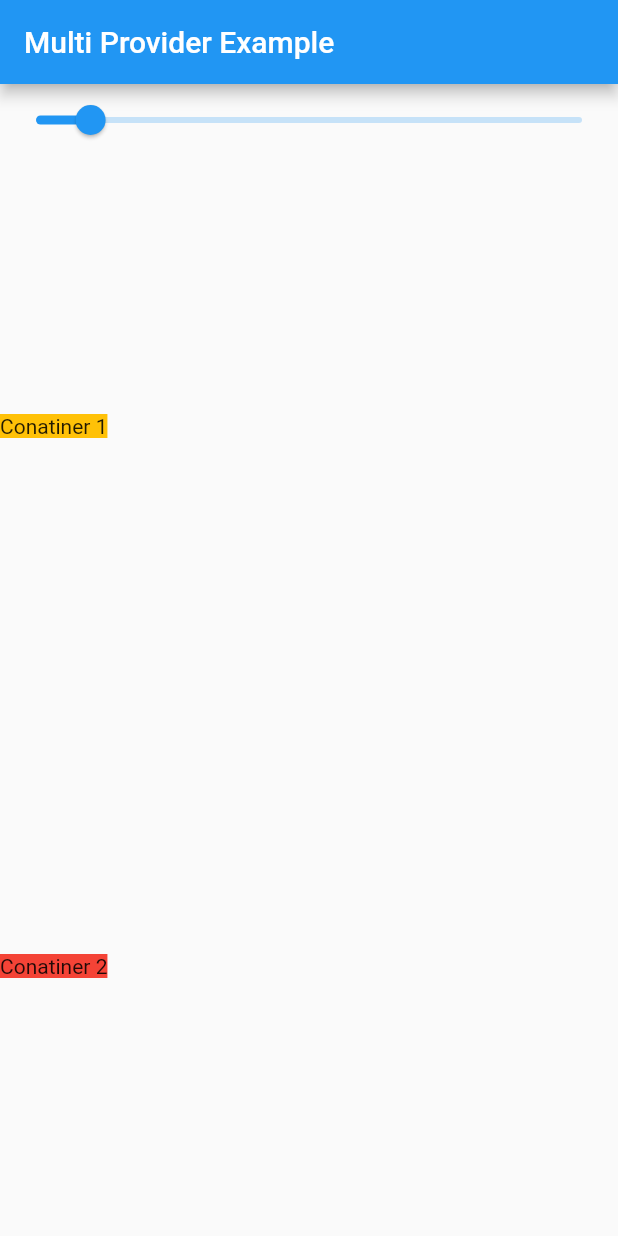
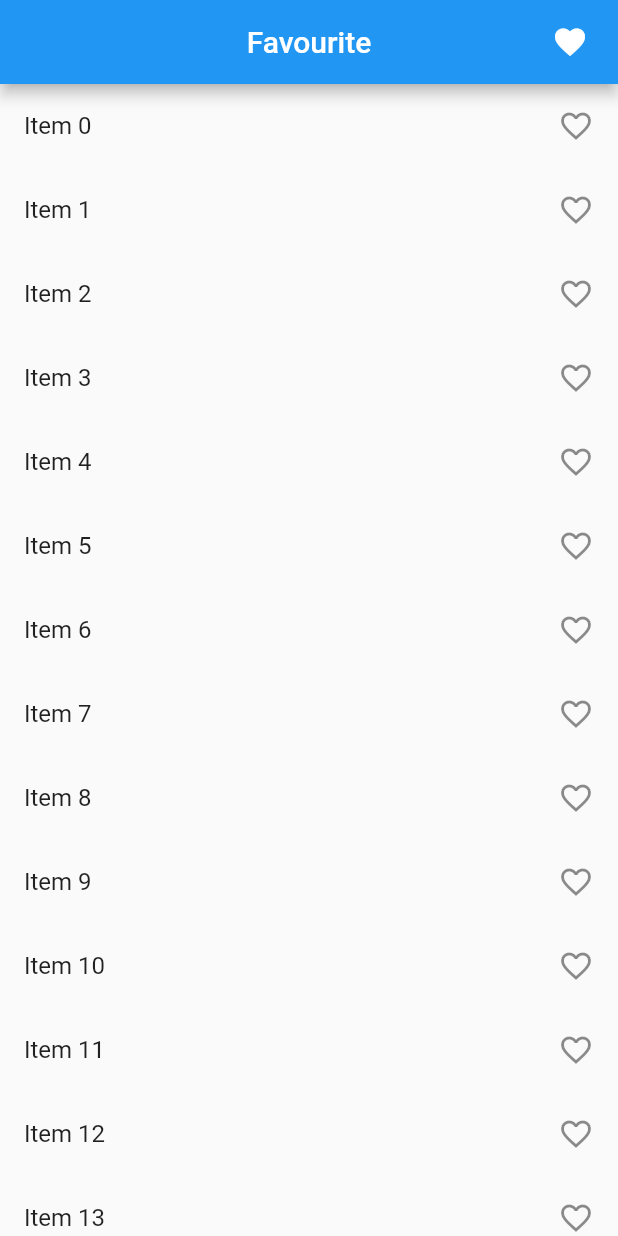
Before and after one commit to azix-khan/provider_practice, a Flutter app: the screen it shows after launch, on a phone screen of 412 x 824 dp. Run offline on Flutter 3.47's test engine with Material 2 defaults, Android fonts, the phone set to English and light mode, and no system bars.

Commit message:
favourite app with provider

```diff
--- a/lib/main.dart
+++ b/lib/main.dart
@@ -1,7 +1,9 @@
 import 'package:flutter/material.dart';
 import 'package:provider/provider.dart';
 import 'package:provider_practice/provider/count_provider.dart';
-import 'package:provider_practice/screens/example_one.dart';
+import 'package:provider_practice/provider/example_one_provider.dart';
+import 'package:provider_practice/provider/favourite_provider.dart';
+import 'package:provider_practice/screens/favourite/favourite_screen.dart';
 
 void main() {
   runApp(const MyApp());
@@ -12,15 +14,58 @@ class MyApp extends StatelessWidget {
 
   @override
   Widget build(BuildContext context) {
-    return ChangeNotifierProvider(
-      create: (_) => CountProvider(),
+    return MultiProvider(
+      providers: [
+        ChangeNotifierProvider(
+          create: (_) => CountProvider(),
+        ),
+        ChangeNotifierProvider(
+          create: (_) => ExampleOneProvider(),
+        ),
+        ChangeNotifierProvider(
+          create: (_) => FavouriteItemProvider(),
+        ),
+      ],
       child: MaterialApp(
         title: 'Provider Practice / Stateless widget',
         theme: ThemeData(
           primarySwatch: Colors.blue,
         ),
-        home: const ExampleOne(),
+        home: const FavouriteScreen(),
       ),
     );
   }
 }
+
+
+
+
+
+
+
+
+
+
+
+
+
+
+// ---------> For Single Provider
+
+// class MyApp extends StatelessWidget {
+//   const MyApp({super.key});
+
+//   @override
+//   Widget build(BuildContext context) {
+//     return ChangeNotifierProvider(
+//       create: (_) => CountProvider(),
+//       child: MaterialApp(
+//         title: 'Provider Practice / Stateless widget',
+//         theme: ThemeData(
+//           primarySwatch: Colors.blue,
+//         ),
+//         home: const ExampleOne(),
+//       ),
+//     );
+//   }
+// }
--- a/lib/provider/example_one_provider.dart
+++ b/lib/provider/example_one_provider.dart
@@ -0,0 +1,11 @@
+import 'package:flutter/foundation.dart';
+
+class ExampleOneProvider with ChangeNotifier {
+  double _value = 1.0;
+  double get value => _value;
+
+  void setValue(double val) {
+    _value = val;
+    notifyListeners();
+  }
+}
--- /dev/null
+++ b/lib/provider/favourite_provider.dart
@@ -0,0 +1,17 @@
+import 'package:flutter/foundation.dart';
+
+class FavouriteItemProvider with ChangeNotifier {
+  List<int> _selectedItem = [];
+
+  List<int> get selectedItem => _selectedItem;
+
+  void addItem(int value) {
+    _selectedItem.add(value);
+    notifyListeners();
+  }
+
+  void removeItem(int value) {
+    _selectedItem.remove(value);
+    notifyListeners();
+  }
+}
--- a/lib/screens/example_one.dart
+++ b/lib/screens/example_one.dart
@@ -1,4 +1,6 @@
 import 'package:flutter/material.dart';
+import 'package:provider/provider.dart';
+import 'package:provider_practice/provider/example_one_provider.dart';
 
 class ExampleOne extends StatefulWidget {
   const ExampleOne({super.key});
@@ -8,9 +10,10 @@ class ExampleOne extends StatefulWidget {
 }
 
 class _ExampleOneState extends State<ExampleOne> {
-  double value = 0.1;
   @override
   Widget build(BuildContext context) {
+    print('Build');
+
     return Scaffold(
       appBar: AppBar(
         title: const Text('Multi Provider Example'),
@@ -18,25 +21,37 @@ class _ExampleOneState extends State<ExampleOne> {
       body: Column(
         mainAxisAlignment: MainAxisAlignment.center,
         children: [
-          Slider(value: value, onChanged: (value) {}),
-          Expanded(
-              child: Row(
-            children: [
-              Container(
-                decoration: BoxDecoration(color: Colors.amber),
-                child: Text('Conatiner 1'),
-              )
-            ],
-          )),
-          Expanded(
-              child: Row(
-            children: [
-              Container(
-                decoration: BoxDecoration(color: Colors.red),
-                child: Text('Conatiner 2'),
-              )
-            ],
-          )),
+          Consumer<ExampleOneProvider>(builder: ((context, value, child) {
+            return Slider(
+                min: 0,
+                max: 1,
+                value: value.value,
+                onChanged: (val) {
+                  value.setValue(val);
+                });
+          })),
+          Consumer<ExampleOneProvider>(builder: ((context, value, child) {
+            return Row(
+              children: [
+                Expanded(
+                  child: Container(
+                    height: 100,
+                    decoration: BoxDecoration(
+                        color: Colors.green.withOpacity(value.value)),
+                    child: const Center(child: Text('Conatiner 1')),
+                  ),
+                ),
+                Expanded(
+                  child: Container(
+                    height: 100,
+                    decoration: BoxDecoration(
+                        color: Colors.red.withOpacity(value.value)),
+                    child: const Center(child: Text('Conatiner 2')),
+                  ),
+                ),
+              ],
+            );
+          })),
         ],
       ),
     );
--- /dev/null
+++ b/lib/screens/favourite/favourite_screen.dart
@@ -0,0 +1,69 @@
+import 'package:flutter/material.dart';
+import 'package:provider/provider.dart';
+import 'package:provider_practice/provider/favourite_provider.dart';
+import 'package:provider_practice/screens/favourite/myfavourite_screen.dart';
+
+class FavouriteScreen extends StatefulWidget {
+  const FavouriteScreen({super.key});
+
+  @override
+  State<FavouriteScreen> createState() => _FavouriteScreenState();
+}
+
+class _FavouriteScreenState extends State<FavouriteScreen> {
+  List<int> selectedItem = [];
+  @override
+  Widget build(BuildContext context) {
+    print('build');
+    return Scaffold(
+      appBar: AppBar(
+        title: const Text('Favourite'),
+        centerTitle: true,
+        actions: [
+          InkWell(
+              onTap: () {
+                Navigator.push(
+                    context,
+                    MaterialPageRoute(
+                        builder: ((context) => const MyFavouriteItemScreen())));
+              },
+              child: const Icon(
+                Icons.favorite,
+              )),
+          const SizedBox(
+            width: 20,
+          ),
+        ],
+      ),
+      body: Column(
+        children: [
+          Expanded(
+            child: ListView.builder(
+                itemCount: 100,
+                itemBuilder: (context, index) {
+                  return Consumer<FavouriteItemProvider>(
+                      builder: (context, value, child) {
+                    return ListTile(
+                      onTap: () {
+                        if (value.selectedItem.contains(index)) {
+                          value.removeItem(index);
+                        } else {
+                          value.addItem(index);
+                        }
+                      },
+                      title: Text('Item $index'),
+                      trailing: value.selectedItem.contains(index)
+                          ? const Icon(
+                              Icons.favorite,
+                              color: Colors.red,
+                            )
+                          : const Icon(Icons.favorite_border),
+                    );
+                  });
+                }),
+          )
+        ],
+      ),
+    );
+  }
+}
```
Also changed, not shown: lib/screens/favourite/myfavourite_screen.dart (added, +53 -0 lines).
